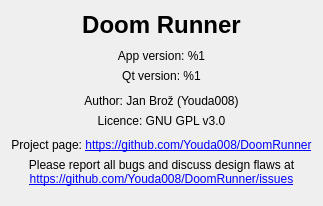
First picture: the form in Forms/AboutDialog.ui, repository Youda008/DoomRunner, before the edit.
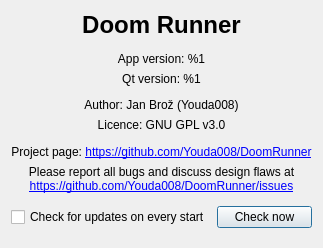
Second picture: the form after the edit.

```diff
--- a/Forms/AboutDialog.ui
+++ b/Forms/AboutDialog.ui
@@ -9,8 +9,8 @@
    <rect>
     <x>0</x>
     <y>0</y>
-    <width>323</width>
-    <height>206</height>
+    <width>300</width>
+    <height>248</height>
    </rect>
   </property>
   <property name="windowTitle">
@@ -148,6 +148,37 @@
      </property>
     </widget>
    </item>
+   <item>
+    <spacer name="verticalSpacer_4">
+     <property name="orientation">
+      <enum>Qt::Vertical</enum>
+     </property>
+     <property name="sizeHint" stdset="0">
+      <size>
+       <width>20</width>
+       <height>40</height>
+      </size>
+     </property>
+    </spacer>
+   </item>
+   <item>
+    <layout class="QHBoxLayout" name="horizontalLayout">
+     <item>
+      <widget class="QCheckBox" name="checkUpdatesChkBox">
+       <property name="text">
+        <string>Check for updates on every start</string>
+       </property>
+      </widget>
+     </item>
+     <item>
+      <widget class="QPushButton" name="checkUpdateBtn">
+       <property name="text">
+        <string>Check now</string>
+       </property>
+      </widget>
+     </item>
+    </layout>
+   </item>
   </layout>
  </widget>
  <resources/>
```
